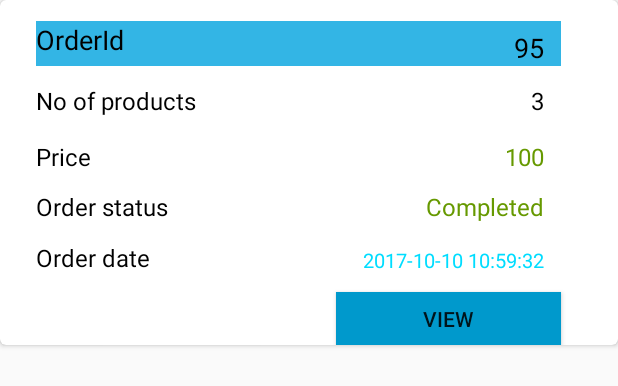
After one commit to canhkhongduc/AndroidCommerce, an Android app: the layout admin_order_cardview.xml on its own in the app's theme, with its tools: preview values and no code run, on a phone screen of 412 x 824 dp. The commit adds this screen. Shown: the top 386 px of the screen. Run offline under Robolectric (Android 15) with nearby library versions, the phone set to English and light mode, and no system bars.

Commit message:
commit admin orderlist

```diff
--- a/app/src/main/java/fu/prm391/project/androidcommerce/controller/listener/CustomProductViewListener.java
+++ b/app/src/main/java/fu/prm391/project/androidcommerce/controller/listener/CustomCardViewListener.java
@@ -6,6 +6,6 @@ import android.view.View;
  * Created by Khổng Cảnh on 3/8/2018.
  */
 
-public interface CustomProductViewListener {
+public interface CustomCardViewListener {
     public void onItemClick(View view, int position);
 }
--- a/app/src/main/java/fu/prm391/project/androidcommerce/customerActivity/CheckOutActivity.java
+++ b/app/src/main/java/fu/prm391/project/androidcommerce/customerActivity/CheckOutActivity.java
@@ -16,6 +16,8 @@ import android.widget.LinearLayout;
 import android.widget.TextView;
 import android.widget.Toast;
 
+import java.util.Calendar;
+import java.util.Date;
 import java.util.List;
 
 import fu.prm391.project.androidcommerce.R;
@@ -127,8 +129,9 @@ public class CheckOutActivity extends AppCompatActivity {
         btnCheckOut.setOnClickListener(new View.OnClickListener() {
             @Override
             public void onClick(View view) {
+                Date currentTime = Calendar.getInstance().getTime();
                 Order order = new Order(userId, 1, listUtil.getTotalFromList(CheckOutActivity.this, orderItems),
-                        null, null, null, true);
+                        currentTime, null, null, true);
                 db.orderDAO().insert(order);
                 Order order1 = db.orderDAO().getLastInsertedOrder(userId);
                 for (OrderItem orderItem: orderItems) {
--- /dev/null
+++ b/app/src/main/res/layout/admin_order_cardview.xml
@@ -0,0 +1,132 @@
+<?xml version="1.0" encoding="utf-8"?>
+<android.support.v7.widget.CardView
+    xmlns:android="http://schemas.android.com/apk/res/android"
+    xmlns:card_view="http://schemas.android.com/apk/res-auto"
+    android:layout_width="match_parent"
+    android:layout_height="230dp"
+    card_view:cardCornerRadius="4dp">
+
+    <RelativeLayout
+        android:layout_width="match_parent"
+        android:layout_height="match_parent"
+        android:layout_gravity="center_vertical">
+
+        <TextView
+            android:id="@+id/textView"
+            android:layout_width="350dp"
+            android:layout_height="30dp"
+            android:layout_alignParentStart="true"
+            android:layout_alignParentTop="true"
+            android:layout_marginStart="24dp"
+            android:layout_marginTop="14dp"
+            android:background="@android:color/holo_blue_light"
+            android:text="@string/order_id"
+            android:textColor="@android:color/background_dark"
+            android:textSize="18sp" />
+
+        <TextView
+            android:id="@+id/tvAdminOrderId"
+            android:layout_width="wrap_content"
+            android:layout_height="wrap_content"
+            android:layout_alignBottom="@+id/textView"
+            android:layout_alignEnd="@+id/textView"
+            android:layout_marginEnd="11dp"
+            android:text="95"
+            android:textColor="@android:color/background_dark"
+            android:textSize="18sp" />
+
+        <TextView
+            android:id="@+id/textView3"
+            android:layout_width="wrap_content"
+            android:layout_height="wrap_content"
+            android:layout_alignStart="@+id/textView"
+            android:layout_below="@+id/tvAdminOrderId"
+            android:layout_marginTop="12dp"
+            android:text="@string/products_number"
+            android:textColor="@android:color/background_dark"
+            android:textSize="16sp" />
+
+        <TextView
+            android:id="@+id/tvProductNumber"
+            android:layout_width="wrap_content"
+            android:layout_height="wrap_content"
+            android:layout_alignBaseline="@+id/textView3"
+            android:layout_alignBottom="@+id/textView3"
+            android:layout_alignEnd="@+id/tvAdminOrderId"
+            android:text="3"
+            android:textColor="@android:color/background_dark"
+            android:textSize="16sp" />
+
+        <TextView
+            android:id="@+id/textView7"
+            android:layout_width="wrap_content"
+            android:layout_height="wrap_content"
+            android:layout_alignStart="@+id/textView3"
+            android:layout_below="@+id/textView3"
+            android:layout_marginTop="15dp"
+            android:text="@string/price"
+            android:textColor="@android:color/background_dark"
+            android:textSize="16sp" />
+
+        <TextView
+            android:id="@+id/tvOrderPrice"
+            android:layout_width="wrap_content"
+            android:layout_height="wrap_content"
+            android:layout_alignEnd="@+id/tvProductNumber"
+            android:layout_alignTop="@+id/textView7"
+            android:text="100"
+            android:textColor="@android:color/holo_green_dark"
+            android:textSize="16sp" />
+
+        <TextView
+            android:id="@+id/textView9"
+            android:layout_width="wrap_content"
+            android:layout_height="wrap_content"
+            android:layout_alignStart="@+id/textView7"
+            android:layout_below="@+id/textView7"
+            android:layout_marginTop="11dp"
+            android:text="@string/order_status"
+            android:textColor="@android:color/background_dark"
+            android:textSize="16sp" />
+
+        <TextView
+            android:id="@+id/tvOrderStatus"
+            android:layout_width="wrap_content"
+            android:layout_height="wrap_content"
+            android:layout_alignEnd="@+id/tvOrderPrice"
+            android:layout_alignTop="@+id/textView9"
+            android:text="@string/completed"
+            android:textColor="@android:color/holo_green_dark"
+            android:textSize="16sp" />
+
+        <TextView
+            android:id="@+id/textView11"
+            android:layout_width="wrap_content"
+            android:layout_height="wrap_content"
+            android:layout_alignStart="@+id/textView9"
+            android:layout_below="@+id/textView9"
+            android:layout_marginTop="12dp"
+            android:text="@string/order_date"
+            android:textColor="@android:color/background_dark"
+            android:textSize="16sp" />
+
+        <TextView
+            android:id="@+id/tvOrderDate"
+            android:layout_width="wrap_content"
+            android:layout_height="wrap_content"
+            android:layout_alignBottom="@+id/textView11"
+            android:layout_alignEnd="@+id/tvOrderPrice"
+            android:text="2017-10-10 10:59:32"
+            android:textColor="@android:color/holo_blue_bright"
+            android:textSize="13sp" />
+
+        <Button
+            android:id="@+id/btnViewOrder"
+            android:layout_width="150dp"
+            android:layout_height="35dp"
+            android:layout_alignEnd="@+id/textView"
+            android:layout_alignParentBottom="true"
+            android:background="@android:color/holo_blue_dark"
+            android:text="@string/view" />
+    </RelativeLayout>
+</android.support.v7.widget.CardView>
--- a/app/src/main/res/values/colors.xml
+++ b/app/src/main/res/values/colors.xml
@@ -1,7 +1,7 @@
 <?xml version="1.0" encoding="utf-8"?>
 <resources>
-    <color name="colorPrimary">#ffb350</color>
-    <color name="colorPrimaryDark">#f92805</color>
-    <color name="colorAccent">#ff5722</color>
+    <color name="colorPrimary">#3399ff</color>
+    <color name="colorPrimaryDark">#0066ff</color>
+    <color name="colorAccent">#0099ff</color>
     <color name="colorAddToCart">#22fce702</color>
 </resources>
--- a/app/src/main/res/values/strings.xml
+++ b/app/src/main/res/values/strings.xml
@@ -29,4 +29,11 @@
     <string name="edit">Edit</string>
     <string name="remove">Remove</string>
     <string name="check_out">Check out</string>
+    <string name="order_id">OrderId</string>
+    <string name="products_number">No of products</string>
+    <string name="order_status">Order status</string>
+    <string name="completed">Completed</string>
+    <string name="price">Price</string>
+    <string name="order_date">Order date</string>
+    <string name="view">View</string>
 </resources>
--- a/app/src/main/res/values/styles.xml
+++ b/app/src/main/res/values/styles.xml
@@ -15,5 +15,9 @@
         <item name = "android:windowActionBar">false</item>
         <item name = "android:windowNoTitle">true</item>
     </style>
+    <style name="MaterialDrawer.DrawerArrowStyle" parent="Widget.AppCompat.DrawerArrowToggle">
+        <item name="spinBars">false</item>
+        <item name="color">@android:color/white</item>
+    </style>
 
 </resources>
--- a/build.gradle
+++ b/build.gradle
@@ -8,7 +8,7 @@ buildscript {
     }
     dependencies {
         classpath 'com.android.tools.build:gradle:3.0.1'
-
+        classpath 'com.github.dcendents:android-maven-gradle-plugin:1.5'
 
         // NOTE: Do not place your application dependencies here; they belong
         // in the individual module build.gradle files
```
Also changed, not shown: app/src/main/java/fu/prm391/project/androidcommerce/adminActivity/AdminHomeActivity.java (+27 -1 lines), app/src/main/java/fu/prm391/project/androidcommerce/customerActivity/CustomerHomeActivity.java (+3 -5 lines), app/src/main/java/fu/prm391/project/androidcommerce/database/dao/OrderItemDAO.java (+7 -0 lines), app/src/main/java/fu/prm391/project/androidcommerce/utils/OrderAdapter.java (added, +57 -0 lines), app/src/main/java/fu/prm391/project/androidcommerce/utils/OrderViewHolder.java (added, +41 -0 lines), app/src/main/java/fu/prm391/project/androidcommerce/utils/ProductAdapter.java (+3 -4 lines), app/src/main/res/drawable/ic_person_black_24dp.xml (added, +9 -0 lines), app/src/main/res/layout/activity_admin_home.xml (+15 -9 lines), app/src/main/res/layout/activity_customer_home.xml (+42 -16 lines), app/src/main/res/menu/admin_nav_menu.xml (added, +17 -0 lines), app/src/main/res/menu/appbar_menu.xml (added, +18 -0 lines), app/src/main/res/menu/customer_nav_menu.xml (added, +34 -0 lines), 1 other file.
